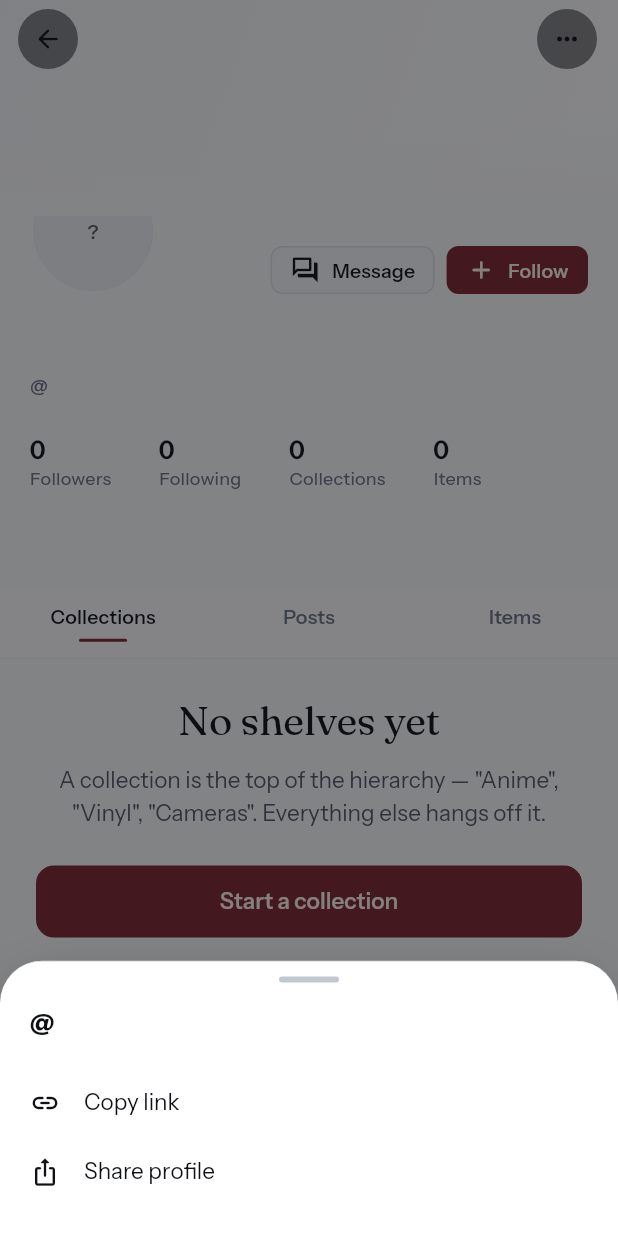
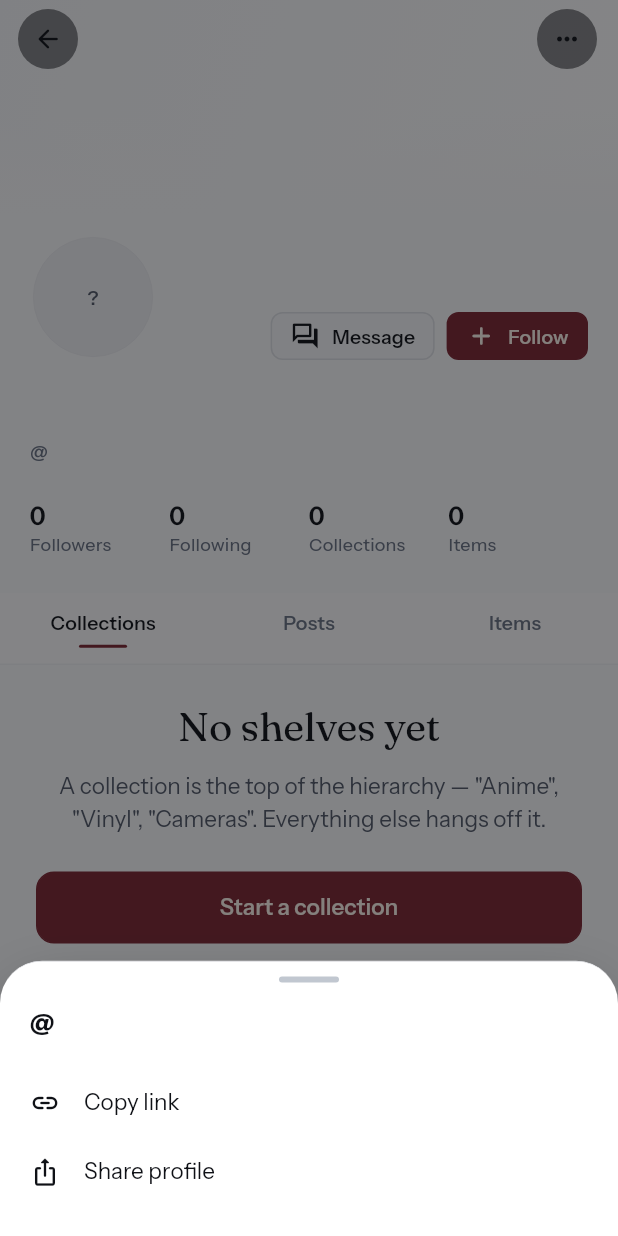
Before and after one commit to Zarosky00/klect-app, a Flutter app: the _ProfileBody screen opened directly with empty values, after a tap on the "keyboard control" icon, on a phone screen of 412 x 824 dp. Run offline on Flutter 3.47's test engine with Material 3 defaults, Android fonts, the phone set to English and light mode, and no system bars; our stand-ins replace cached_network_image, flutter_blurhash, flutter_cache_manager, flutter_local_notifications, flutter_riverpod, go_router and 8 more; missing offline and left inert: flutter_webrtc; accounts and stored records are empty; network calls fail.

Commit message:
fix mobile profile and quote composer

```diff
--- a/mobile/lib/core/app_version.dart
+++ b/mobile/lib/core/app_version.dart
@@ -1,7 +1,7 @@
 /// The semantic version of this build.
 ///
 /// ⚠ MUST move in lockstep with BOTH of these on every release:
-///   * `version:` in `pubspec.yaml` (its `x.y.z` part — currently `1.2.0+3`),
+///   * `version:` in `pubspec.yaml` (its `x.y.z` part — currently `1.3.1+5`),
 ///   * the tag of the GitHub release that ships this build
 ///     (repo `Zarosky00/klect-app`, tagged `vX.Y.Z`, asset `klect.apk`).
 ///
@@ -9,4 +9,4 @@
 /// this constant against the newest release tag. If this constant lags the
 /// pubspec, users are told to "update" to the build they already run; if it
 /// leads, they never hear about real updates.
-const String kAppVersion = '1.3.0';
+const String kAppVersion = '1.3.1';
--- a/mobile/lib/features/profile/profile_screen.dart
+++ b/mobile/lib/features/profile/profile_screen.dart
@@ -247,8 +247,7 @@ class _ProfileAppBar extends ConsumerWidget {
           semanticLabel: 'More options',
           color: colors.textPrimary,
           background: colors.surfaceScrim,
-          onPressed: () =>
-              UserActions.showOverflow(context, profile: profile),
+          onPressed: () => UserActions.showOverflow(context, profile: profile),
         ),
         const SizedBox(width: Space.s3),
       ],
@@ -321,8 +320,10 @@ class _CollapsedTitle extends StatelessWidget {
         : (settings.maxExtent - settings.minExtent);
     final collapsed = settings == null || extent <= 0
         ? 1.0
-        : (1 - (settings.currentExtent - settings.minExtent) / extent)
-            .clamp(0.0, 1.0);
+        : (1 - (settings.currentExtent - settings.minExtent) / extent).clamp(
+            0.0,
+            1.0,
+          );
 
     // Fades in continuously as the banner collapses — no threshold, so a slow
     // scroll never snaps.
@@ -366,13 +367,15 @@ class _ProfileHeader extends ConsumerWidget {
     final colors = context.kc;
     final api = ref.watch(klectApiProvider);
 
-    // The whole block is lifted so the avatar overlaps the banner. The
-    // matching trailing gap below puts the layout back where it belongs —
-    // `Transform` does not change the space a child reserves.
+    // Keep the avatar inside this sliver's paint bounds. Painting it upward
+    // into the banner clips the top edge on Android's sliver viewport.
     return Padding(
-      padding: const EdgeInsets.symmetric(horizontal: Space.s5),
-      child: Transform.translate(
-        offset: const Offset(0, -Space.s8),
+      padding: const EdgeInsets.fromLTRB(
+        Space.s5,
+        Space.s3,
+        Space.s5,
+        Space.s6,
+      ),
       child: Column(
         crossAxisAlignment: CrossAxisAlignment.start,
         children: <Widget>[
@@ -480,10 +483,7 @@ class _ProfileHeader extends ConsumerWidget {
           const SizedBox(height: Space.s5),
           _CountsRow(profile: profile),
           _TasteStrip(userId: profile.id, isMe: isMe),
-            // Puts back exactly what the lift above took away.
-            const SizedBox(height: Space.s8),
         ],
-        ),
       ),
     );
   }
@@ -522,12 +522,15 @@ class _CountsRow extends ConsumerWidget {
     // read it from the optimistic engine when it has been hydrated, so tapping
     // Follow updates the header at the same instant as the button.
     final follow = ref.watch(followProvider(profile.id));
-    final followers =
-        follow.hydrated ? follow.followerCount : profile.followerCount;
+    final followers = follow.hydrated
+        ? follow.followerCount
+        : profile.followerCount;
 
     return Row(
+      crossAxisAlignment: CrossAxisAlignment.start,
       children: <Widget>[
-        ProfileCountStat(
+        Expanded(
+          child: ProfileCountStat(
             label: 'Followers',
             value: followers,
             onTap: () => FollowListSheet.show(
@@ -537,8 +540,9 @@ class _CountsRow extends ConsumerWidget {
               subjectName: profile.name,
             ),
           ),
-        const SizedBox(width: Space.s8),
-        ProfileCountStat(
+        ),
+        Expanded(
+          child: ProfileCountStat(
             label: 'Following',
             value: profile.followingCount,
             onTap: () => FollowListSheet.show(
@@ -548,13 +552,16 @@ class _CountsRow extends ConsumerWidget {
               subjectName: profile.name,
             ),
           ),
-        const SizedBox(width: Space.s8),
-        ProfileCountStat(
+        ),
+        Expanded(
+          child: ProfileCountStat(
             label: 'Collections',
             value: profile.collectionCount,
           ),
-        const SizedBox(width: Space.s8),
-        ProfileCountStat(label: 'Items', value: profile.itemCount),
+        ),
+        Expanded(
+          child: ProfileCountStat(label: 'Items', value: profile.itemCount),
+        ),
       ],
     );
   }
@@ -587,8 +594,7 @@ class _TasteStrip extends ConsumerWidget {
             child: ListView.separated(
               scrollDirection: Axis.horizontal,
               itemCount: tags.length,
-              separatorBuilder: (context, _) =>
-                  const SizedBox(width: Space.s2),
+              separatorBuilder: (context, _) => const SizedBox(width: Space.s2),
               itemBuilder: (context, index) {
                 final taste = tags[index];
                 return Center(
@@ -653,7 +659,8 @@ class _TabBarDelegate extends SliverPersistentHeaderDelegate {
               ),
             ),
           ),
-          child: Row(
+          child: tabs.length <= 3
+              ? Row(
                   children: <Widget>[
                     for (final tab in tabs)
                       Expanded(
@@ -664,6 +671,23 @@ class _TabBarDelegate extends SliverPersistentHeaderDelegate {
                         ),
                       ),
                   ],
+                )
+              : SingleChildScrollView(
+                  scrollDirection: Axis.horizontal,
+                  padding: const EdgeInsets.symmetric(horizontal: Space.s2),
+                  child: Row(
+                    children: <Widget>[
+                      for (final tab in tabs)
+                        SizedBox(
+                          width: Space.s24,
+                          child: _TabButton(
+                            tab: tab,
+                            selected: tab == selected,
+                            onTap: () => onChanged(tab),
+                          ),
+                        ),
+                    ],
+                  ),
                 ),
         ),
       ),
@@ -698,6 +722,8 @@ class _TabButton extends StatelessWidget {
           children: <Widget>[
             Text(
               tab.label,
+              maxLines: 1,
+              overflow: TextOverflow.ellipsis,
               style: context.kt.label.copyWith(
                 color: selected ? colors.textPrimary : colors.textTertiary,
               ),
@@ -743,8 +769,7 @@ class _ProfileTabContent extends ConsumerWidget {
                   ProfileEntityCard.fromCollection(collection),
               ],
             ),
-          onRetry: () =>
-              ref.invalidate(profileCollectionsProvider(profile.id)),
+        onRetry: () => ref.invalidate(profileCollectionsProvider(profile.id)),
         emptyTitle: 'No shelves yet',
         emptyMessage:
             'A collection is the top of the hierarchy — "Anime", "Vinyl", '
@@ -754,14 +779,17 @@ class _ProfileTabContent extends ConsumerWidget {
         showEmptyAction: profile.id == ref.watch(currentUserIdProvider),
       ),
       ProfileTab.items => _CardsSliver(
-          value: ref.watch(profileItemsProvider(profile.id)).whenData(
+        value: ref
+            .watch(profileItemsProvider(profile.id))
+            .whenData(
               (list) => <ProfileEntityCard>[
                 for (final item in list) ProfileEntityCard.fromItem(item),
               ],
             ),
         onRetry: () => ref.invalidate(profileItemsProvider(profile.id)),
         emptyTitle: 'Nothing on the shelves',
-          emptyMessage: 'Items are the things themselves — each with as many '
+        emptyMessage:
+            'Items are the things themselves — each with as many '
             'photos as it deserves.',
         emptyAction: 'Add an item',
         onEmptyAction: () => context.push('/create/item'),
@@ -771,7 +799,8 @@ class _ProfileTabContent extends ConsumerWidget {
         value: ref.watch(profileLikesProvider(profile.id)),
         onRetry: () => ref.invalidate(profileLikesProvider(profile.id)),
         emptyTitle: 'Nothing liked yet',
-          emptyMessage: 'Tap the heart on anything — a whole collection, one '
+        emptyMessage:
+            'Tap the heart on anything — a whole collection, one '
             'shelf inside it, or a single item.',
         emptyAction: 'Go surfing',
         onEmptyAction: () => context.go('/surf'),
@@ -780,7 +809,8 @@ class _ProfileTabContent extends ConsumerWidget {
         value: ref.watch(profileSavesProvider(profile.id)),
         onRetry: () => ref.invalidate(profileSavesProvider(profile.id)),
         emptyTitle: 'Nothing saved yet',
-          emptyMessage: 'Saving is the brand action — it is how you build a '
+        emptyMessage:
+            'Saving is the brand action — it is how you build a '
             'reference shelf from collections you do not own.',
         emptyAction: 'Go surfing',
         onEmptyAction: () => context.go('/surf'),
@@ -817,7 +847,8 @@ class _PostsSliver extends ConsumerWidget {
       return const SliverToBoxAdapter(
         child: KEmptyState(
           title: 'Nothing said yet',
-          message: 'Posts, quotes and reposts land here — the Pulse side of '
+          message:
+              'Posts, quotes and reposts land here — the Pulse side of '
               'a collector.',
           icon: Icons.bolt_outlined,
           compact: true,
@@ -841,16 +872,12 @@ class _PostsSliver extends ConsumerWidget {
                 ? KInlineError(
                     message: error.message,
                     onRetry: () => unawaited(
-                      ref
-                          .read(userPostsProvider(userId).notifier)
-                          .loadMore(),
+                      ref.read(userPostsProvider(userId).notifier).loadMore(),
                     ),
                   )
                 : state.hasMore
                 ? KButton(
-                        label: state.loadingMore
-                            ? 'Loading…'
-                            : 'Show more posts',
+                    label: state.loadingMore ? 'Loading…' : 'Show more posts',
                     variant: KButtonVariant.ghost,
                     size: KButtonSize.small,
                     busy: state.loadingMore,
@@ -859,9 +886,7 @@ class _PostsSliver extends ConsumerWidget {
                         ? null
                         : () => unawaited(
                             ref
-                                      .read(
-                                        userPostsProvider(userId).notifier,
-                                      )
+                                .read(userPostsProvider(userId).notifier)
                                 .loadMore(),
                           ),
                   )
--- a/mobile/lib/features/shell/update_banner.dart
+++ b/mobile/lib/features/shell/update_banner.dart
@@ -153,7 +153,8 @@ class _UpdateSheetBody extends ConsumerWidget {
           variant: KButtonVariant.ghost,
           expand: true,
           onPressed: () async {
-            await ref.read(availableUpdateProvider.notifier).skip();
+            await ref.read(updateCheckerProvider).skip(update.version);
+            ref.read(availableUpdateProvider.notifier).dismiss();
             if (!context.mounted) return;
             Navigator.of(context).pop();
           },
--- a/mobile/pubspec.yaml
+++ b/mobile/pubspec.yaml
@@ -5,7 +5,7 @@ publish_to: 'none'
 # ⚠ The x.y.z part MUST move in lockstep with `kAppVersion` in
 # lib/core/app_version.dart AND the GitHub release tag (vX.Y.Z) on
 # Zarosky00/klect-app — the in-app update checker compares the two.
-version: 1.3.0+4
+version: 1.3.1+5
 
 environment:
   sdk: ^3.12.2
```
Also changed, not shown: mobile/lib/core/updates/update_checker.dart (+59 -8 lines), mobile/lib/features/pulse/widgets/pulse_composer.dart (+64 -58 lines), mobile/lib/features/settings/about_screen.dart (+6 -15 lines), mobile/lib/features/settings/settings_screen.dart (+62 -9 lines), 8 other files. Lines whose indentation alone changed are shown as unchanged.
